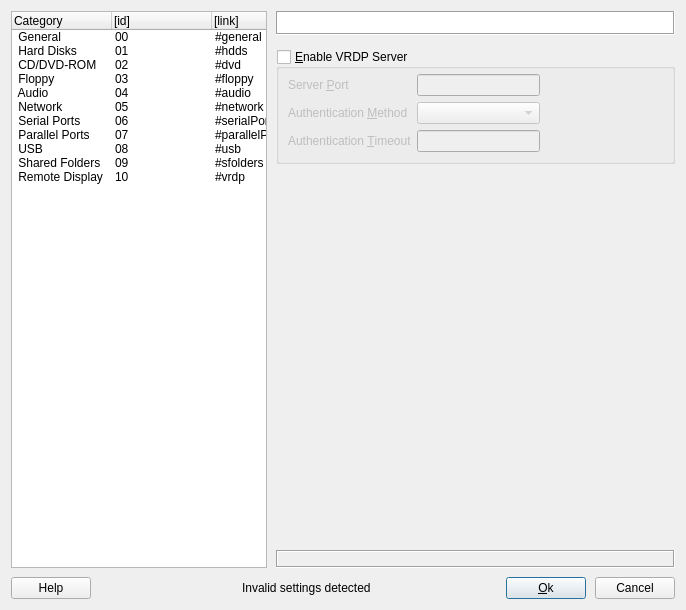
Before: the Qt Designer form vbox/src/VBox/Frontends/VirtualBox4/ui/VBoxVMSettingsDlg.ui in jljuxgm/vboxgit, drawn with Qt 5.
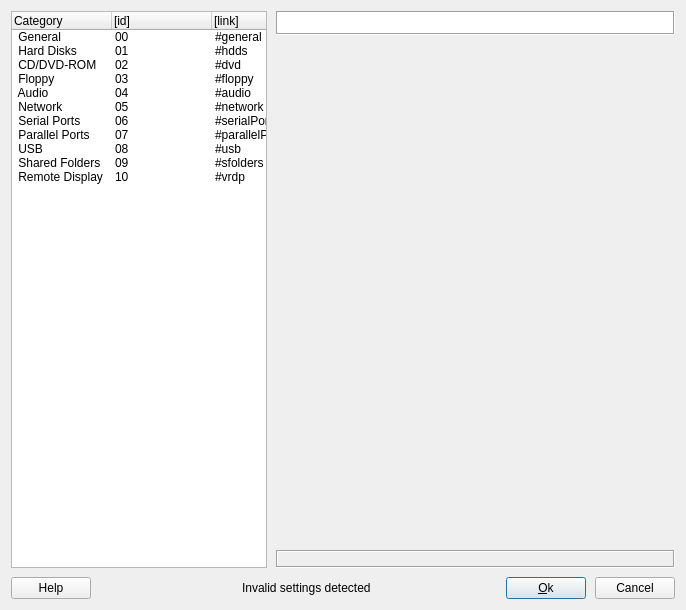
After: the same form once the commit is applied. The open tabs and pages were chosen to show the change. Icons and pictures are not drawn. Custom widgets are drawn as their Qt base class.

Commit message:
commit_9234 ------------------------------------------------------------------------ r9234 | vboxsync | 2008-05-30 02:43:04 +0800 (Fri, 30 May 2008) | 1 line
Fe/Qt4: VRDP VMSettings ported to qt4 and moved to separate file.
------------------------------------------------------------------------

Diff of the .ui file:
```diff
--- a/vbox/src/VBox/Frontends/VirtualBox4/ui/VBoxVMSettingsDlg.ui
+++ b/vbox/src/VBox/Frontends/VirtualBox4/ui/VBoxVMSettingsDlg.ui
@@ -573,146 +573,7 @@
      <widget class="QWidget" name="mPageParallel" />
      <widget class="QWidget" name="mPageUSB" />
      <widget class="QWidget" name="mPageShared" />
-     <widget class="QWidget" name="mPageVrdp" >
-      <layout class="QVBoxLayout" >
-       <property name="leftMargin" >
-        <number>0</number>
-       </property>
-       <property name="topMargin" >
-        <number>5</number>
-       </property>
-       <property name="rightMargin" >
-        <number>0</number>
-       </property>
-       <property name="bottomMargin" >
-        <number>0</number>
-       </property>
-       <item>
-        <widget class="QGroupBox" name="mGbVRDP" >
-         <property name="whatsThis" >
-          <string>When checked, the VM will act as a Remote Desktop Protocol (RDP) server, allowing remote clients to connect and operate the VM (when it is running) using a standard RDP client.</string>
-         </property>
-         <property name="title" >
-          <string>&amp;Enable VRDP Server</string>
-         </property>
-         <property name="checkable" >
-          <bool>true</bool>
-         </property>
-         <property name="checked" >
-          <bool>false</bool>
-         </property>
-         <layout class="QGridLayout" >
-          <property name="topMargin" >
-           <number>5</number>
-          </property>
-          <item row="0" column="0" >
-           <widget class="QLabel" name="mLbVRDPPort" >
-            <property name="text" >
-             <string>Server &amp;Port</string>
-            </property>
-            <property name="buddy" >
-             <cstring>mLeVRDPPort</cstring>
-            </property>
-           </widget>
-          </item>
-          <item row="0" column="1" >
-           <widget class="QLineEdit" name="mLeVRDPPort" >
-            <property name="whatsThis" >
-             <string>Displays the VRDP Server port number. You may specify &lt;tt>0&lt;/tt> (zero) to reset the port to the default value.</string>
-            </property>
-           </widget>
-          </item>
-          <item row="0" column="2" >
-           <spacer>
-            <property name="orientation" >
-             <enum>Qt::Horizontal</enum>
-            </property>
-            <property name="sizeHint" >
-             <size>
-              <width>40</width>
-              <height>20</height>
-             </size>
-            </property>
-           </spacer>
-          </item>
-          <item row="1" column="0" >
-           <widget class="QLabel" name="mLbVRDPMethod" >
-            <property name="text" >
-             <string>Authentication &amp;Method</string>
-            </property>
-            <property name="buddy" >
-             <cstring>mLeVRDPPort</cstring>
-            </property>
-           </widget>
-          </item>
-          <item row="1" column="1" >
-           <widget class="QComboBox" name="mCbVRDPMethod" >
-            <property name="whatsThis" >
-             <string>Defines the VRDP authentication method.</string>
-            </property>
-           </widget>
-          </item>
-          <item row="1" column="2" >
-           <spacer>
-            <property name="orientation" >
-             <enum>Qt::Horizontal</enum>
-            </property>
-            <property name="sizeHint" >
-             <size>
-              <width>40</width>
-              <height>20</height>
-             </size>
-            </property>
-           </spacer>
-          </item>
-          <item row="2" column="0" >
-           <widget class="QLabel" name="mLbVRDPTimeout" >
-            <property name="text" >
-             <string>Authentication &amp;Timeout</string>
-            </property>
-            <property name="buddy" >
-             <cstring>mLeVRDPTimeout</cstring>
-            </property>
-           </widget>
-          </item>
-          <item row="2" column="1" >
-           <widget class="QLineEdit" name="mLeVRDPTimeout" >
-            <property name="whatsThis" >
-             <string>Specifies the timeout for guest authentication, in milliseconds.</string>
-            </property>
-           </widget>
-          </item>
-          <item row="2" column="2" >
-           <spacer>
-            <property name="orientation" >
-             <enum>Qt::Horizontal</enum>
-            </property>
-            <property name="sizeHint" >
-             <size>
-              <width>40</width>
-              <height>20</height>
-             </size>
-            </property>
-           </spacer>
-          </item>
-         </layout>
-        </widget>
-       </item>
-       <item>
-        <spacer>
-         <property name="orientation" >
-          <enum>Qt::Vertical</enum>
-         </property>
-         <property name="sizeHint" >
-          <size>
-           <width>20</width>
-           <height>40</height>
-          </size>
-         </property>
-        </spacer>
-       </item>
-      </layout>
-     </widget>
+     <widget class="QWidget" name="mPageVrdp" />
     </widget>
    </item>
    <item row="2" column="1" >
```
The commit also changes 1 other file.
